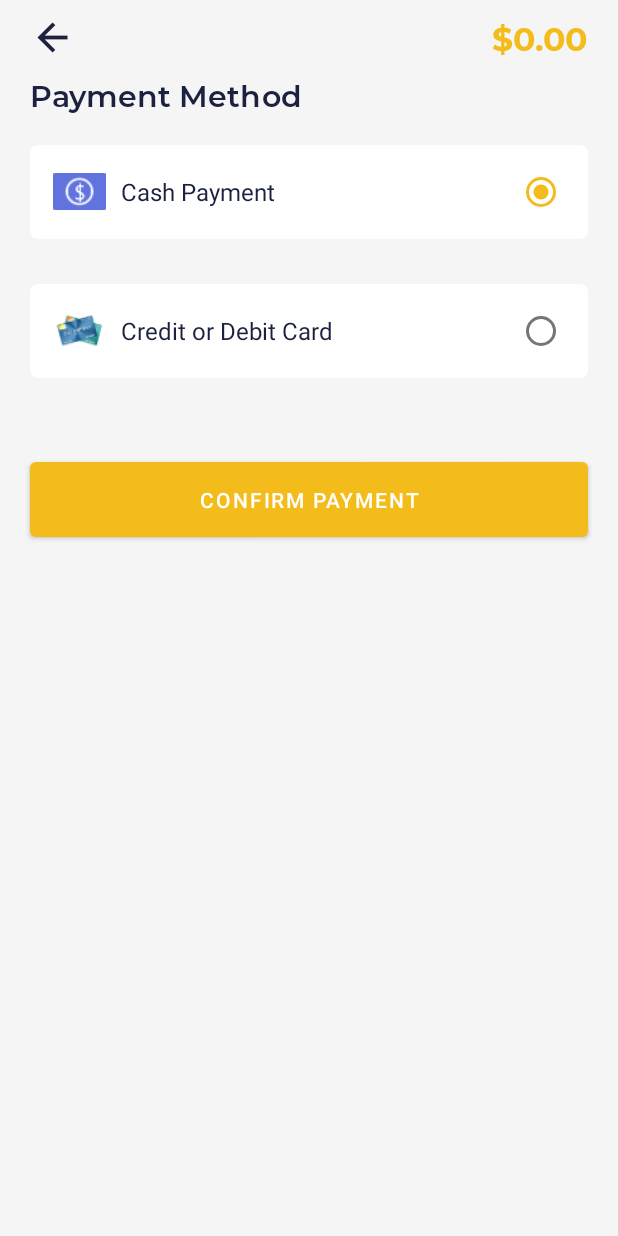
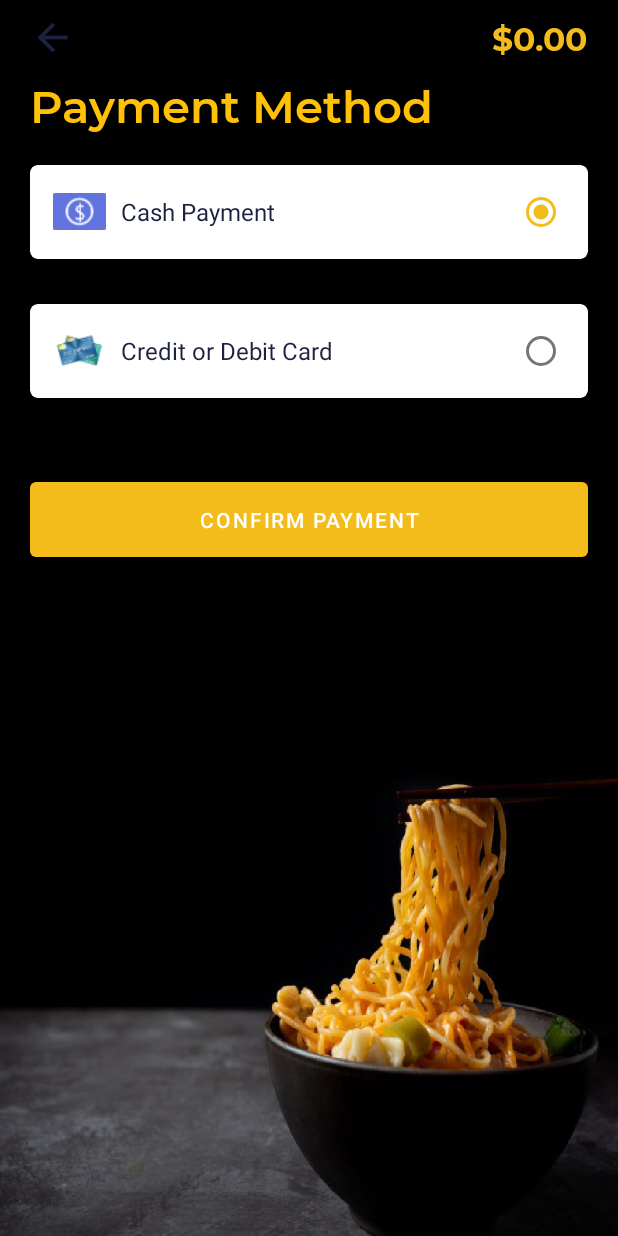
Before and after one commit to kalsha600/sliitcafeMadd, an Android app: the PaymentActivity screen opened directly, with no data from a screen before it, on a phone screen of 412 x 824 dp. Run offline under Robolectric (Android 15) with nearby library versions, the phone set to English and light mode, and no system bars.

Commit message:
payment interface modifications

```diff
--- a/app/src/main/res/layout/activity_payment.xml
+++ b/app/src/main/res/layout/activity_payment.xml
@@ -1,41 +1,40 @@
 <?xml version="1.0" encoding="utf-8"?>
-<LinearLayout
-    xmlns:android="http://schemas.android.com/apk/res/android"
+<LinearLayout xmlns:android="http://schemas.android.com/apk/res/android"
     xmlns:app="http://schemas.android.com/apk/res-auto"
     xmlns:tools="http://schemas.android.com/tools"
-    android:animateLayoutChanges="true"
     android:layout_width="match_parent"
     android:layout_height="match_parent"
+    android:animateLayoutChanges="true"
     tools:context=".PaymentActivity"
-    android:background="#F5F5F5"
+    android:background="@drawable/payment_interface"
     android:orientation="vertical">
 
     <androidx.constraintlayout.widget.ConstraintLayout
         android:layout_width="match_parent"
         android:layout_height="wrap_content"
-        android:paddingVertical="10dp"
-        android:paddingHorizontal="20dp">
+        android:paddingHorizontal="20dp"
+        android:paddingVertical="10dp">
 
         <ImageView
             android:id="@+id/payment_go_back_iv"
             android:layout_width="30dp"
             android:layout_height="30dp"
+            android:rotation="-90"
             android:src="@drawable/ic_arrow_upward"
-            app:tint="@color/text_dark_color"
-            android:rotation="-90"
             app:layout_constraintStart_toStartOf="parent"
-            app:layout_constraintTop_toTopOf="parent"/>
+            app:layout_constraintTop_toTopOf="parent"
+            app:tint="@color/text_dark_color" />
 
         <TextView
             android:id="@+id/total_payment_tv"
             android:layout_width="wrap_content"
             android:layout_height="wrap_content"
+            android:fontFamily="@font/montserrat_bold"
             android:text="@string/default_price"
+            android:textColor="@color/purple_theme_color"
             android:textSize="22sp"
-            android:textColor="@color/purple_theme_color"
-            android:fontFamily="@font/montserrat_bold"
             app:layout_constraintEnd_toEndOf="parent"
-            app:layout_constraintTop_toTopOf="parent"/>
+            app:layout_constraintTop_toTopOf="parent" />
 
     </androidx.constraintlayout.widget.ConstraintLayout>
 
@@ -47,127 +46,127 @@
         <LinearLayout
             android:layout_width="match_parent"
             android:layout_height="wrap_content"
-            android:paddingHorizontal="20dp"
             android:clipToPadding="false"
-            android:orientation="vertical">
+            android:orientation="vertical"
+            android:paddingHorizontal="20dp">
 
             <TextView
                 android:layout_width="wrap_content"
                 android:layout_height="wrap_content"
                 android:layout_marginBottom="20dp"
+                android:fontFamily="@font/montserrat_semi_bold"
                 android:text="@string/payment_method"
-                android:textSize="20sp"
-                android:textColor="@color/text_dark_color"
-                android:fontFamily="@font/montserrat_semi_bold"/>
+                android:textColor="@color/button_color"
+                android:textSize="30sp" />
 
             <androidx.cardview.widget.CardView
-                android:onClick="chooseModeOfPayment"
                 android:layout_width="match_parent"
                 android:layout_height="wrap_content"
                 android:layout_marginBottom="10dp"
+                android:background="@color/button_color"
+                android:elevation="0dp"
+                android:onClick="chooseModeOfPayment"
                 app:cardCornerRadius="5dp"
-                android:elevation="0dp"
-                app:cardElevation="0dp"
-                android:background="@color/white">
+                app:cardElevation="0dp">
 
                 <LinearLayout
                     android:layout_width="match_parent"
                     android:layout_height="wrap_content"
                     android:layout_margin="15dp"
-                    android:orientation="horizontal"
-                    android:gravity="center_vertical">
+                    android:gravity="center_vertical"
+                    android:orientation="horizontal">
 
                     <ImageView
                         android:layout_width="35dp"
                         android:layout_height="30dp"
                         android:layout_marginEnd="10dp"
-                        android:src="@drawable/payment_cash"
-                        android:contentDescription="@string/cash_payment"/>
+                        android:contentDescription="@string/cash_payment"
+                        android:src="@drawable/payment_cash" />
 
                     <TextView
                         android:layout_width="0dp"
+                        android:layout_height="wrap_content"
                         android:layout_weight="1"
-                        android:layout_height="wrap_content"
                         android:text="@string/cash_payment"
-                        android:textSize="16sp"
-                        android:textColor="@color/text_dark_color"/>
+                        android:textColor="@color/text_dark_color"
+                        android:textSize="16sp" />
 
                     <RadioButton
                         android:id="@+id/cash_payment_radio_btn"
                         android:layout_width="wrap_content"
                         android:layout_height="wrap_content"
+                        android:checked="true"
                         android:minWidth="0dp"
                         android:minHeight="0dp"
-                        android:checked="true"
-                        android:onClick="chooseModeOfPayment"/>
+                        android:onClick="chooseModeOfPayment" />
                 </LinearLayout>
 
             </androidx.cardview.widget.CardView>
 
             <androidx.cardview.widget.CardView
-                android:onClick="chooseModeOfPayment"
                 android:layout_width="match_parent"
                 android:layout_height="wrap_content"
                 android:layout_marginBottom="10dp"
+                android:background="@color/white"
+                android:elevation="0dp"
+                android:onClick="chooseModeOfPayment"
                 app:cardCornerRadius="5dp"
-                android:elevation="0dp"
-                app:cardElevation="0dp"
-                android:background="@color/white"/>
+                app:cardElevation="0dp" />
 
             <!-- Wallets -->
 
             <androidx.cardview.widget.CardView
-                android:onClick="chooseModeOfPayment"
                 android:layout_width="match_parent"
                 android:layout_height="wrap_content"
                 android:layout_marginBottom="10dp"
+                android:background="@color/white"
+                android:elevation="0dp"
+                android:onClick="chooseModeOfPayment"
                 app:cardCornerRadius="5dp"
-                android:elevation="0dp"
-                app:cardElevation="0dp"
-                android:background="@color/white"/>
+                app:cardElevation="0dp" />
 
             <!-- Saved Cards -->
 
             <androidx.cardview.widget.CardView
-                android:onClick="chooseModeOfPayment"
                 android:layout_width="match_parent"
                 android:layout_height="wrap_content"
                 android:layout_marginBottom="10dp"
+                android:background="@color/button_color"
+                android:elevation="0dp"
+                android:onClick="chooseModeOfPayment"
                 app:cardCornerRadius="5dp"
-                android:elevation="0dp"
-                app:cardElevation="0dp"
-                android:background="@color/white">
+                app:cardElevation="0dp">
 
                 <LinearLayout
                     android:layout_width="match_parent"
                     android:layout_height="wrap_content"
                     android:layout_margin="15dp"
-                    android:orientation="horizontal"
-                    android:gravity="center_vertical">
+                    android:gravity="center_vertical"
+                    android:orientation="horizontal">
 
                     <ImageView
                         android:layout_width="35dp"
                         android:layout_height="30dp"
                         android:layout_marginEnd="10dp"
-                        android:src="@drawable/payment_credit_debit_card"
-                        android:contentDescription="@string/credit_or_debit_card"/>
+                        android:contentDescription="@string/credit_or_debit_card"
+                        android:src="@drawable/payment_credit_debit_card" />
 
                     <TextView
                         android:layout_width="0dp"
+                        android:layout_height="wrap_content"
                         android:layout_weight="1"
-                        android:layout_height="wrap_content"
                         android:text="@string/credit_or_debit_card"
-                        android:textSize="16sp"
-                        android:textColor="@color/text_dark_color"/>
+                        android:textColor="@color/text_dark_color"
+                        android:textSize="16sp" />
 
                     <RadioButton
                         android:id="@+id/credit_debit_card_radio_btn"
                         android:layout_width="wrap_content"
                         android:layout_height="wrap_content"
+                        android:checked="false"
                         android:minWidth="0dp"
                         android:minHeight="0dp"
-                        android:checked="false"
-                        android:onClick="chooseModeOfPayment"/>
+                        android:onClick="chooseModeOfPayment" />
                 </LinearLayout>
 
             </androidx.cardview.widget.CardView>
@@ -324,26 +323,26 @@
             </LinearLayout>
 
             <androidx.cardview.widget.CardView
-                android:onClick="chooseModeOfPayment"
                 android:layout_width="match_parent"
                 android:layout_height="wrap_content"
                 android:layout_marginBottom="10dp"
+                android:background="@color/white"
+                android:elevation="0dp"
+                android:onClick="chooseModeOfPayment"
                 app:cardCornerRadius="5dp"
-                android:elevation="0dp"
-                app:cardElevation="0dp"
-                android:background="@color/white"/>
+                app:cardElevation="0dp" />
 
-            <!-- BHIM UPI-->
+
 
             <androidx.cardview.widget.CardView
-                android:onClick="chooseModeOfPayment"
                 android:layout_width="match_parent"
                 android:layout_height="wrap_content"
                 android:layout_marginBottom="10dp"
+                android:background="@color/white"
+                android:elevation="0dp"
+                android:onClick="chooseModeOfPayment"
                 app:cardCornerRadius="5dp"
-                android:elevation="0dp"
-                app:cardElevation="0dp"
-                android:background="@color/white"/>
+                app:cardElevation="0dp" />
 
             <Button
                 android:id="@+id/confirm_payment_btn"
@@ -351,7 +350,7 @@
                 android:layout_height="wrap_content"
                 android:layout_marginTop="20dp"
                 android:padding="15dp"
-                android:text="@string/confirm_payment"/>
+                android:text="@string/confirm_payment" />
 
         </LinearLayout>
 
--- a/app/src/main/res/layout/fragment_q_r_code.xml
+++ b/app/src/main/res/layout/fragment_q_r_code.xml
@@ -19,7 +19,7 @@
         android:layout_width="wrap_content"
         android:layout_height="wrap_content"
         android:layout_marginTop="10dp"
-        android:text="@string/show_this_qr_code_to_your_office_canteen"
-        android:textStyle="bold"/>
+        android:text="@string/qrCode"
+        android:textStyle="bold" />
 
 </LinearLayout>
--- a/app/src/main/res/values/colors.xml
+++ b/app/src/main/res/values/colors.xml
@@ -14,7 +14,7 @@
     <color name="purple_enabled_color">#6173DF</color>
     <color name="purple_disabled_color">#4D6173DF</color>
     <color name="button_color">#FFFFC107</color>
-    <color name="light_green">#11C971</color>
+    <color name="light_green">#FF000000</color>
     <color name="text_area">#FFFDF7C1</color>
 
     <color name="button_enabled_color">#6173DF</color>
--- a/app/src/main/res/values/strings.xml
+++ b/app/src/main/res/values/strings.xml
@@ -146,4 +146,5 @@
     <string name="company_organization2">Faculty</string>
     <string name="enjoy_your_meal_with_us">Enjoy Your Meal With Us</string>
     <string name="sign_up">Sign Up</string>
+    <string name="qrCode">show_this_qr_code_to_your_SLIIT_canteen</string>
 </resources>
```
Also changed, not shown: app/src/main/res/layout/activity_order_done.xml (+13 -24 lines), app/src/main/res/drawable/payment_interface.png (added), 1 other file.
